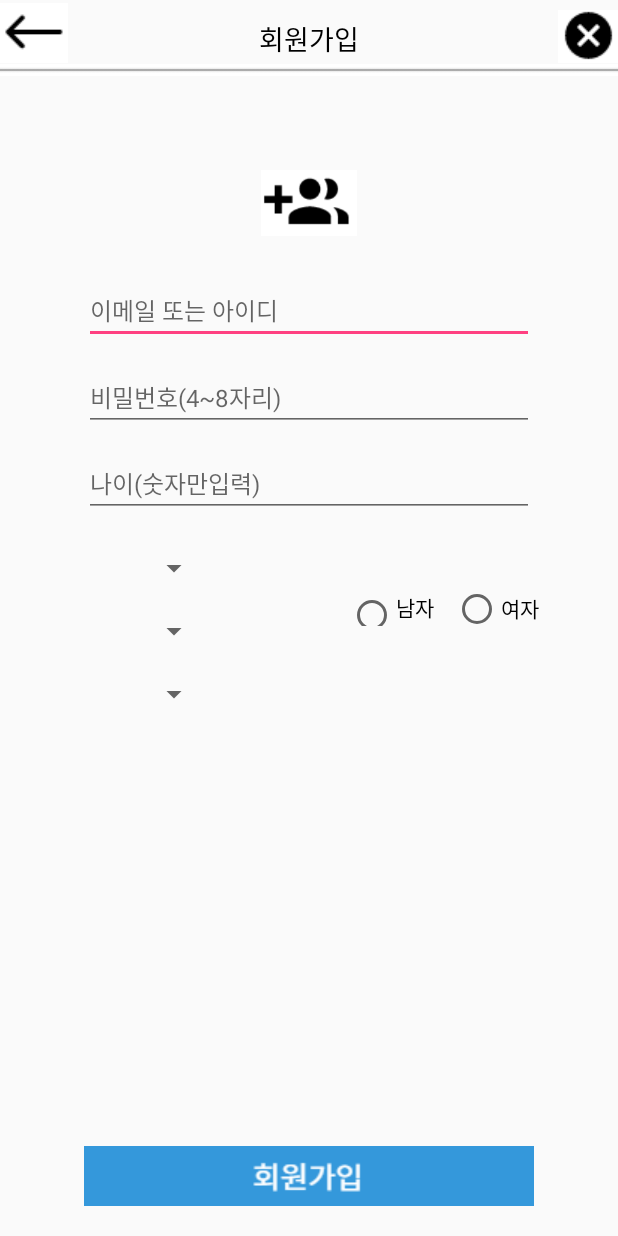
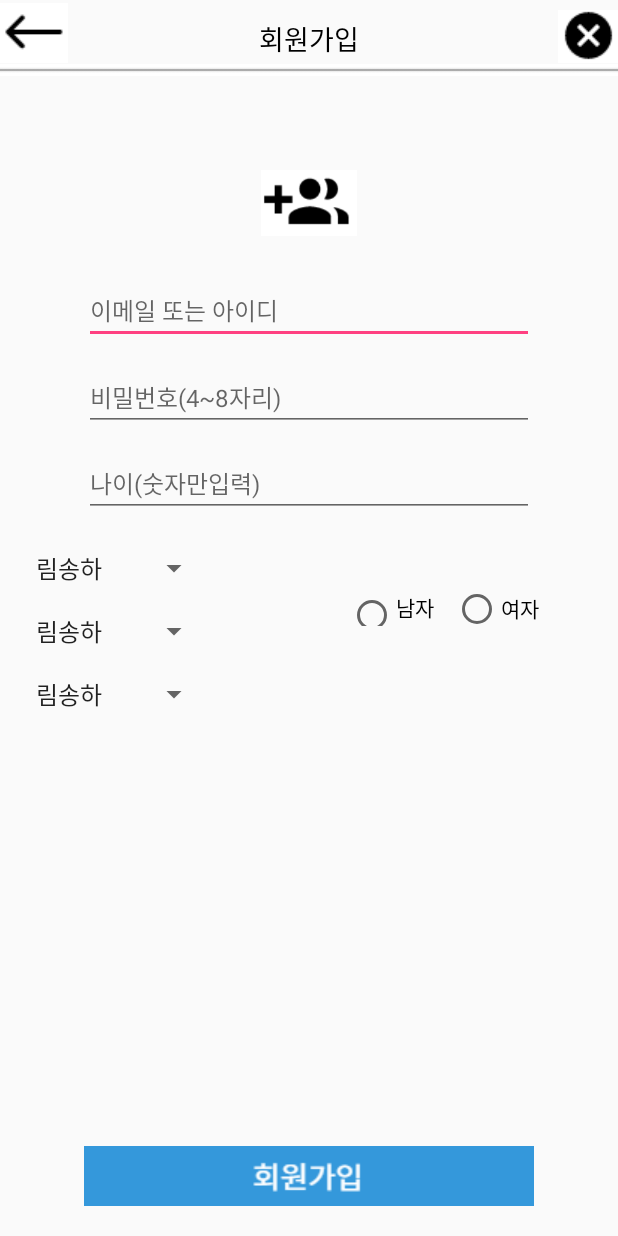
Before and after one commit to hwa7444/TeamProject, an Android app: the MainActivity screen opened directly, with no data from a screen before it, on a phone screen of 412 x 824 dp. Run offline under Robolectric (Android 15) with nearby library versions, the phone set to English and light mode, and no system bars.

Commit message:
윤지호 죠스타

```diff
--- a/app/src/main/AndroidManifest.xml
+++ b/app/src/main/AndroidManifest.xml
@@ -17,7 +17,8 @@
             </intent-filter>
         </activity>
         <activity android:name=".MainActivity" />
-        <activity android:name=".mainscreen"></activity>
+        <activity android:name=".mainscreen" />
+        <activity android:name=".userinfo"></activity>
     </application>
 
 </manifest>
--- a/app/src/main/java/codefactory/learfletproject/LoginActivity.java
+++ b/app/src/main/java/codefactory/learfletproject/LoginActivity.java
@@ -13,6 +13,8 @@ public class LoginActivity extends AppCompatActivity {
     ImageButton imgbtn_join = null;
     ImageButton imgbtn_login = null;
 
+
+
     @Override
     protected void onCreate(Bundle savedInstanceState) {
         super.onCreate(savedInstanceState);
@@ -22,6 +24,8 @@ public class LoginActivity extends AppCompatActivity {
         edt_pw = (EditText)findViewById(R.id.edt_pw);
         imgbtn_join = (ImageButton)findViewById(R.id.imgbtn_join);
         imgbtn_login = (ImageButton)findViewById(R.id.imgbtn_login);
+
+
 
         imgbtn_join.setOnClickListener(new View.OnClickListener() {
             @Override
--- a/app/src/main/java/codefactory/learfletproject/MainActivity.java
+++ b/app/src/main/java/codefactory/learfletproject/MainActivity.java
@@ -4,11 +4,16 @@ import android.content.Intent;
 import android.support.v7.app.AppCompatActivity;
 import android.os.Bundle;
 import android.view.View;
+import android.widget.AdapterView;
+import android.widget.ArrayAdapter;
 import android.widget.ImageButton;
+import android.widget.Spinner;
 
 public class MainActivity extends AppCompatActivity {
 
     ImageButton imgbtn_back = null;
+
+    String[] items = {"도", "레", "미", "파", "솔", "라", "시", "도"};
 
     @Override
     protected void onCreate(Bundle savedInstanceState) {
@@ -16,6 +21,21 @@ public class MainActivity extends AppCompatActivity {
         setContentView(R.layout.activity_main);
 
         imgbtn_back = (ImageButton)findViewById(R.id.imgbtn_back);
+        Spinner spinner = (Spinner)findViewById(R.id.spn_menu);
+        Spinner spinner1 = (Spinner)findViewById(R.id.spn_menu2);
+        Spinner spinner2 = (Spinner)findViewById(R.id.spn_menu3);
+
+        ArrayAdapter adapter = ArrayAdapter.createFromResource(this, R.array.number,android.R.layout.simple_spinner_item);
+        spinner.setAdapter(adapter);
+
+        ArrayAdapter adapter2 = ArrayAdapter.createFromResource(this, R.array.number2,android.R.layout.simple_spinner_item);
+        spinner1.setAdapter(adapter2);
+
+        ArrayAdapter adapter3 = ArrayAdapter.createFromResource(this, R.array.number3,android.R.layout.simple_spinner_item);
+        spinner2.setAdapter(adapter3);
+
+
+
 
                 imgbtn_back.setOnClickListener(new View.OnClickListener() {
                     @Override
--- a/app/src/main/res/layout/activity_main.xml
+++ b/app/src/main/res/layout/activity_main.xml
@@ -98,25 +98,27 @@
         android:layout_height="30dp"
         android:layout_below="@+id/edt_age"
         android:layout_marginTop="19dp"
-        />
+        android:textAlignment="center" />
 
     <Spinner
         android:id="@+id/spn_menu2"
         android:layout_width="140dp"
         android:layout_height="30dp"
+        android:layout_alignLeft="@+id/spn_menu"
         android:layout_alignStart="@+id/spn_menu"
         android:layout_below="@+id/spn_menu"
         android:layout_marginTop="12dp"
-        android:layout_alignLeft="@+id/spn_menu" />
+        android:textAlignment="center" />
 
     <Spinner
         android:id="@+id/spn_menu3"
         android:layout_width="140dp"
         android:layout_height="30dp"
+        android:layout_alignLeft="@+id/spn_menu2"
         android:layout_alignStart="@+id/spn_menu2"
         android:layout_below="@+id/spn_menu2"
         android:layout_marginTop="12dp"
-        android:layout_alignLeft="@+id/spn_menu2" />
+        android:textAlignment="center" />
 
     <ImageButton
         android:id="@+id/imgbtn_joinbtn"
--- a/app/src/main/res/values/strings.xml
+++ b/app/src/main/res/values/strings.xml
@@ -3,4 +3,24 @@
 
     <!-- TODO: Remove or change this placeholder text -->
     <string name="hello_blank_fragment">Hello blank fragment</string>
+    <string-array name="number">
+        <item>림송하</item>
+        <item>박경도</item>
+        <item>김병우</item>
+        <item>륜지호</item>
+    </string-array>
+
+    <string-array name="number2">
+        <item>림송하</item>
+        <item>박경도</item>
+        <item>김병우</item>
+        <item>륜지호</item>
+    </string-array>
+
+    <string-array name="number3">
+        <item>림송하</item>
+        <item>박경도</item>
+        <item>김병우</item>
+        <item>륜지호</item>
+    </string-array>
 </resources>
```
Also changed, not shown: app/src/main/java/codefactory/learfletproject/Fragment4.java (+1 -8 lines), app/src/main/java/codefactory/learfletproject/mExpandableAdapter.java (+4 -5 lines), app/src/main/java/codefactory/learfletproject/userinfo.java (added, +13 -0 lines), app/src/main/res/layout/activity_userinfo.xml (added, +9 -0 lines). Lines whose indentation alone changed are shown as unchanged.
